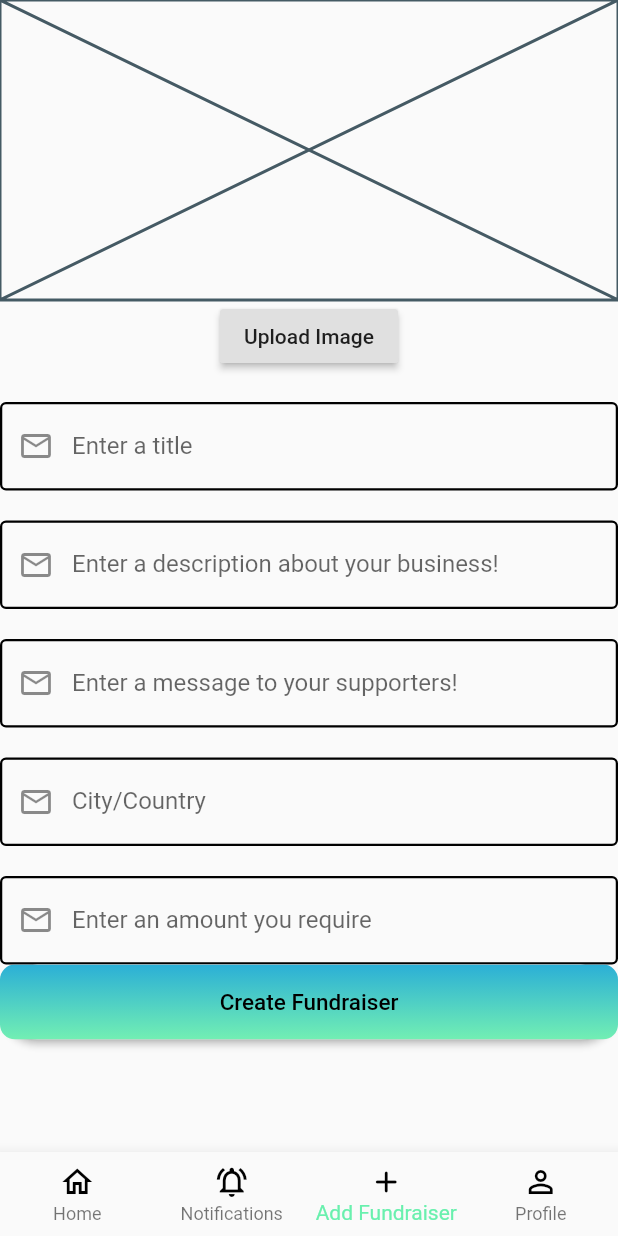
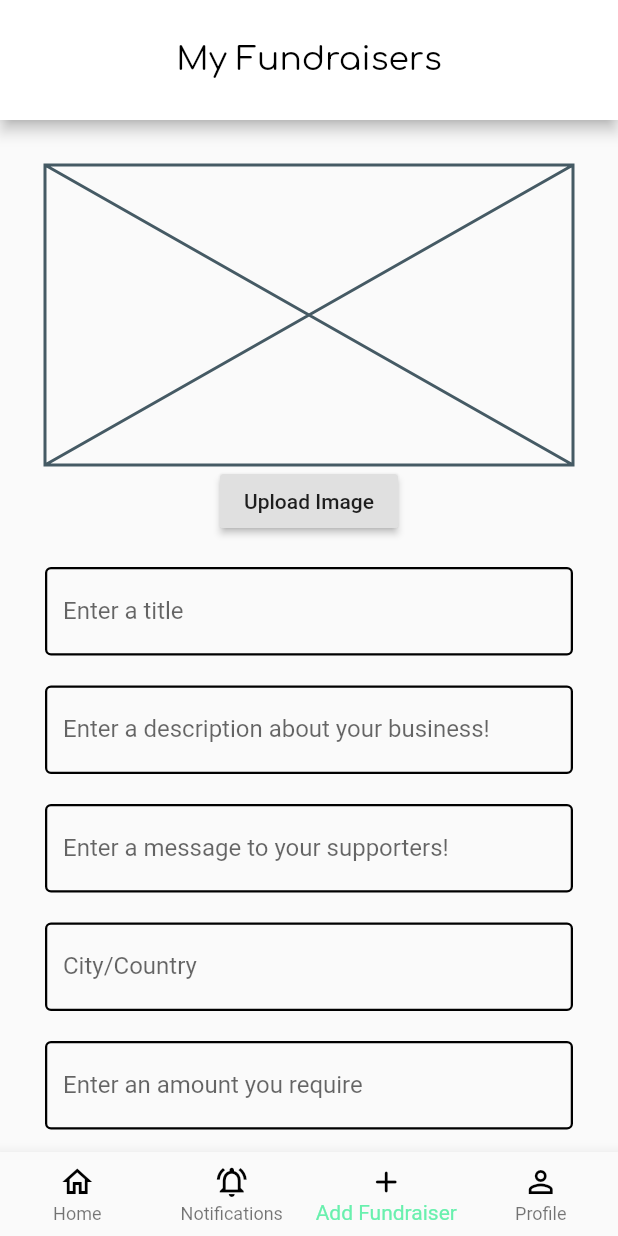
Before and after one commit to R-chard/upkeep, a Flutter app: the screen it shows after launch, item 3 of the bottom bar chosen, on a phone screen of 412 x 824 dp. Run offline on Flutter 3.47's test engine with Material 2 defaults, Android fonts, the phone set to English and light mode, and no system bars; our stand-ins replace firebase_core, firebase_database, firebase_storage, google_fonts, image_picker, permission_handler and 1 more; accounts and stored records are empty.

Commit message:
Minor changes

```diff
--- a/lib/screens/newListing.dart
+++ b/lib/screens/newListing.dart
@@ -3,6 +3,7 @@ import 'dart:io';
 import 'package:firebase_core/firebase_core.dart';
 import 'package:firebase_storage/firebase_storage.dart';
 import 'package:flutter/material.dart';
+import 'package:google_fonts/google_fonts.dart';
 import 'package:image_picker/image_picker.dart';
 import 'package:permission_handler/permission_handler.dart';
 import 'package:shared_preferences/shared_preferences.dart';
@@ -27,30 +28,52 @@ class NewListingState extends State<NewListing> {
   @override
   Widget build(BuildContext) {
     return Scaffold(
-        body: Column(
+        appBar: AppBar(
+          backgroundColor: Colors.white,
+          toolbarHeight: 80,
+          title: Center(
+            child: Text(
+              'My Fundraisers',
+              style: GoogleFonts.comfortaa(
+                textStyle: TextStyle(
+                  color: Colors.black,
+                  fontSize: 22,
+                  fontWeight: FontWeight.w400,
+                ),
+              ),
+            ),
+          ),
+        ),
+        body: SingleChildScrollView(
+          child: Container(
+            padding: EdgeInsets.all(30),
+            child: Column(
               children: <Widget>[
                 (imageUrl != null)
                     ? Container(
                         child: Image.network(imageUrl),
-                constraints: BoxConstraints.tightFor(width: 200, height: 200))
+                        constraints:
+                            BoxConstraints.tightFor(width: 200, height: 200))
                     : Placeholder(
                         fallbackHeight: 200.0, fallbackWidth: double.infinity),
                 RaisedButton(
-            child: Text("Upload Image"), onPressed: () => uploadImage()),
+                    child: Text("Upload Image"),
+                    onPressed: () => uploadImage()),
                 SizedBox(
                   height: 20,
                 ),
                 new TextFormField(
                   controller: titleController,
                   decoration: new InputDecoration(
-            prefixIcon: Icon(Icons.mail_outline),
                     labelText: "Enter a title",
                     fillColor: Colors.white,
                     enabledBorder: const OutlineInputBorder(
-              borderSide: const BorderSide(color: Colors.black, width: 1.5),
+                      borderSide:
+                          const BorderSide(color: Colors.black, width: 1.5),
                     ),
                     focusedBorder: const OutlineInputBorder(
-              borderSide: const BorderSide(color: Colors.black, width: 1.5),
+                      borderSide:
+                          const BorderSide(color: Colors.black, width: 1.5),
                     ),
                     border: const OutlineInputBorder(),
                   ),
@@ -68,14 +91,15 @@ class NewListingState extends State<NewListing> {
                 new TextFormField(
                   controller: descriptionController,
                   decoration: new InputDecoration(
-            prefixIcon: Icon(Icons.mail_outline),
                     labelText: "Enter a description about your business!",
                     fillColor: Colors.white,
                     enabledBorder: const OutlineInputBorder(
-              borderSide: const BorderSide(color: Colors.black, width: 1.5),
+                      borderSide:
+                          const BorderSide(color: Colors.black, width: 1.5),
                     ),
                     focusedBorder: const OutlineInputBorder(
-              borderSide: const BorderSide(color: Colors.black, width: 1.5),
+                      borderSide:
+                          const BorderSide(color: Colors.black, width: 1.5),
                     ),
                     border: const OutlineInputBorder(),
                   ),
@@ -93,14 +117,15 @@ class NewListingState extends State<NewListing> {
                 new TextFormField(
                   controller: messageController,
                   decoration: new InputDecoration(
-            prefixIcon: Icon(Icons.mail_outline),
                     labelText: "Enter a message to your supporters!",
                     fillColor: Colors.white,
                     enabledBorder: const OutlineInputBorder(
-              borderSide: const BorderSide(color: Colors.black, width: 1.5),
+                      borderSide:
+                          const BorderSide(color: Colors.black, width: 1.5),
                     ),
                     focusedBorder: const OutlineInputBorder(
-              borderSide: const BorderSide(color: Colors.black, width: 1.5),
+                      borderSide:
+                          const BorderSide(color: Colors.black, width: 1.5),
                     ),
                     border: const OutlineInputBorder(),
                   ),
@@ -118,14 +143,15 @@ class NewListingState extends State<NewListing> {
                 new TextFormField(
                   controller: locationController,
                   decoration: new InputDecoration(
-            prefixIcon: Icon(Icons.mail_outline),
                     labelText: "City/Country",
                     fillColor: Colors.white,
                     enabledBorder: const OutlineInputBorder(
-              borderSide: const BorderSide(color: Colors.black, width: 1.5),
+                      borderSide:
+                          const BorderSide(color: Colors.black, width: 1.5),
                     ),
                     focusedBorder: const OutlineInputBorder(
-              borderSide: const BorderSide(color: Colors.black, width: 1.5),
+                      borderSide:
+                          const BorderSide(color: Colors.black, width: 1.5),
                     ),
                     border: const OutlineInputBorder(),
                   ),
@@ -143,14 +169,15 @@ class NewListingState extends State<NewListing> {
                 new TextFormField(
                   controller: fundRequiredController,
                   decoration: new InputDecoration(
-            prefixIcon: Icon(Icons.mail_outline),
                     labelText: "Enter an amount you require",
                     fillColor: Colors.white,
                     enabledBorder: const OutlineInputBorder(
-              borderSide: const BorderSide(color: Colors.black, width: 1.5),
+                      borderSide:
+                          const BorderSide(color: Colors.black, width: 1.5),
                     ),
                     focusedBorder: const OutlineInputBorder(
-              borderSide: const BorderSide(color: Colors.black, width: 1.5),
+                      borderSide:
+                          const BorderSide(color: Colors.black, width: 1.5),
                     ),
                     border: const OutlineInputBorder(),
                   ),
@@ -161,6 +188,9 @@ class NewListingState extends State<NewListing> {
                       return null;
                     }
                   },
+                ),
+                SizedBox(
+                  height: 20,
                 ),
                 Container(
                   height: 50.0,
@@ -208,6 +238,8 @@ class NewListingState extends State<NewListing> {
                   ),
                 ),
               ],
+            ),
+          ),
         ));
   }
 
```
Also changed, not shown: lib/screens/homescreen.dart (+7 -7 lines). Lines whose indentation alone changed are shown as unchanged.
